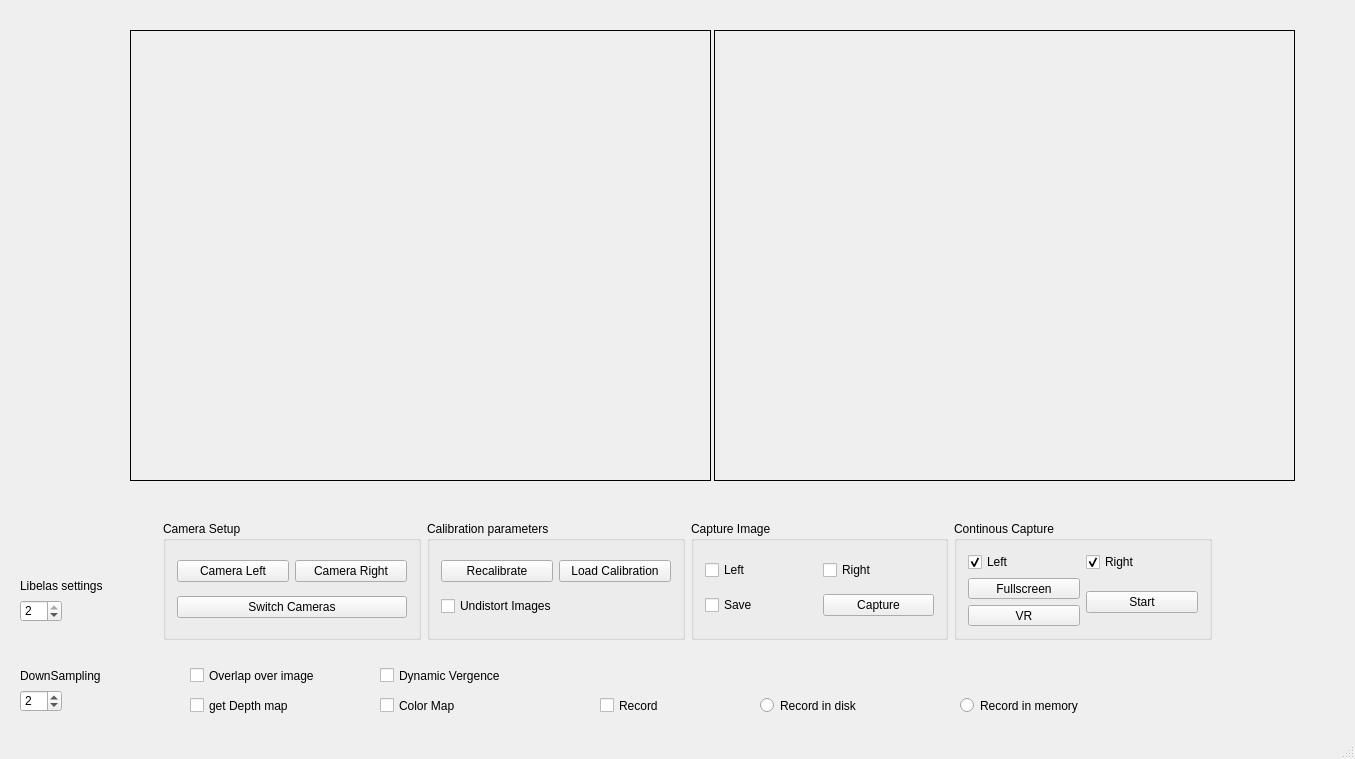
Qt form VR_interfaz/mainwindow.ui (richardseba/TFG-Code) before a commit.
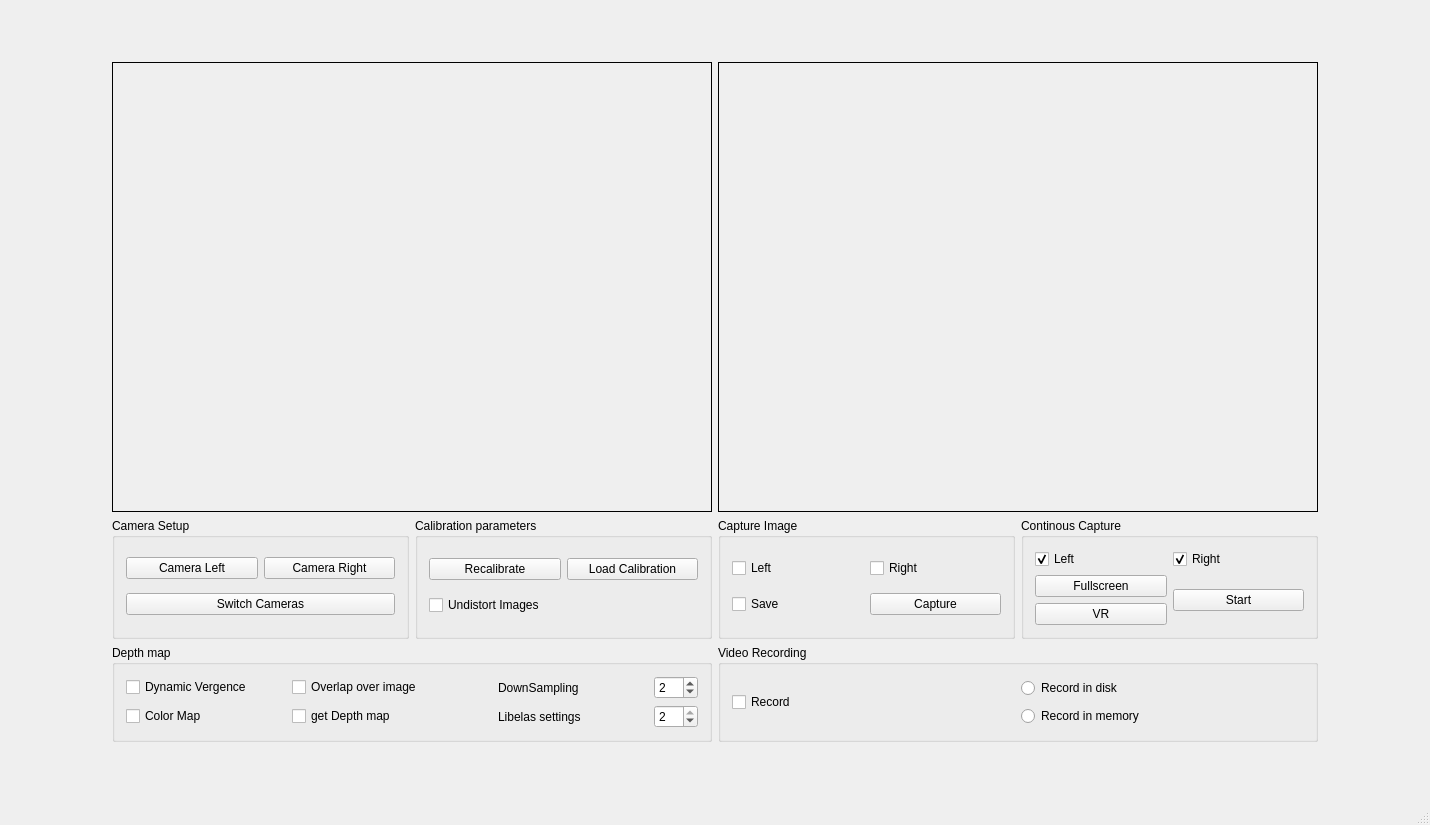
The same form after that commit.

Commit message: ui finally solved

Patch:
```diff
--- a/VR_interfaz/mainwindow.ui
+++ b/VR_interfaz/mainwindow.ui
@@ -6,8 +6,8 @@
    <rect>
     <x>0</x>
     <y>0</y>
-    <width>1355</width>
-    <height>759</height>
+    <width>1430</width>
+    <height>825</height>
    </rect>
   </property>
   <property name="contextMenuPolicy">
@@ -17,15 +17,83 @@
    <string>VR Viewer</string>
   </property>
   <widget class="QWidget" name="centralWidget">
-   <widget class="QWidget" name="layoutWidget">
-    <property name="geometry">
-     <rect>
-      <x>152</x>
-      <y>510</y>
-      <width>1071</width>
-      <height>141</height>
-     </rect>
-    </property>
+   <layout class="QGridLayout" name="gridLayout">
+    <item row="0" column="1">
+     <spacer name="verticalSpacer">
+      <property name="orientation">
+       <enum>Qt::Vertical</enum>
+      </property>
+      <property name="sizeHint" stdset="0">
+       <size>
+        <width>20</width>
+        <height>66</height>
+       </size>
+      </property>
+     </spacer>
+    </item>
+    <item row="1" column="0">
+     <spacer name="horizontalSpacer">
+      <property name="orientation">
+       <enum>Qt::Horizontal</enum>
+      </property>
+      <property name="sizeHint" stdset="0">
+       <size>
+        <width>98</width>
+        <height>20</height>
+       </size>
+      </property>
+     </spacer>
+    </item>
+    <item row="1" column="1" rowspan="2">
+     <layout class="QVBoxLayout" name="verticalLayout_10">
+      <item>
+       <layout class="QHBoxLayout" name="horizontalLayout_19">
+        <item>
+         <widget class="QLabel" name="label_display1">
+          <property name="minimumSize">
+           <size>
+            <width>600</width>
+            <height>450</height>
+           </size>
+          </property>
+          <property name="frameShape">
+           <enum>QFrame::Box</enum>
+          </property>
+          <property name="midLineWidth">
+           <number>0</number>
+          </property>
+          <property name="text">
+           <string/>
+          </property>
+          <property name="scaledContents">
+           <bool>true</bool>
+          </property>
+         </widget>
+        </item>
+        <item>
+         <widget class="QLabel" name="label_display2">
+          <property name="minimumSize">
+           <size>
+            <width>600</width>
+            <height>450</height>
+           </size>
+          </property>
+          <property name="frameShape">
+           <enum>QFrame::Box</enum>
+          </property>
+          <property name="text">
+           <string/>
+          </property>
+          <property name="scaledContents">
+           <bool>true</bool>
+          </property>
+         </widget>
+        </item>
+       </layout>
+      </item>
+      <item>
+       <layout class="QVBoxLayout" name="verticalLayout_9">
+        <item>
     <layout class="QHBoxLayout" name="horizontalLayout_8">
      <item>
       <widget class="QGroupBox" name="groupBox_cameraParams">
@@ -244,214 +312,226 @@
       </widget>
      </item>
     </layout>
-   </widget>
-   <widget class="QLabel" name="label_display1">
-    <property name="geometry">
-     <rect>
-      <x>130</x>
-      <y>30</y>
-      <width>581</width>
-      <height>451</height>
-     </rect>
-    </property>
-    <property name="frameShape">
-     <enum>QFrame::Box</enum>
-    </property>
-    <property name="midLineWidth">
-     <number>0</number>
-    </property>
+        </item>
+        <item>
+         <layout class="QHBoxLayout" name="horizontalLayout_15">
+          <item>
+           <widget class="QGroupBox" name="groupBox_2">
+            <property name="title">
+             <string>Depth map</string>
+            </property>
+            <layout class="QHBoxLayout" name="horizontalLayout_17">
+             <item>
+              <layout class="QVBoxLayout" name="verticalLayout_7">
+               <item>
+                <layout class="QHBoxLayout" name="horizontalLayout_13">
+                 <item>
+                  <widget class="QCheckBox" name="checkBox_dynamicVergence">
+                   <property name="minimumSize">
+                    <size>
+                     <width>160</width>
+                     <height>0</height>
+                    </size>
+                   </property>
     <property name="text">
-     <string/>
-    </property>
-    <property name="scaledContents">
-     <bool>true</bool>
-    </property>
-   </widget>
-   <widget class="QLabel" name="label_display2">
-    <property name="geometry">
-     <rect>
-      <x>714</x>
-      <y>30</y>
-      <width>581</width>
-      <height>451</height>
-     </rect>
-    </property>
-    <property name="frameShape">
-     <enum>QFrame::Box</enum>
-    </property>
+                    <string>Dynamic Vergence</string>
+                   </property>
+                  </widget>
+                 </item>
+                 <item>
+                  <widget class="QCheckBox" name="checkBox_overLap">
+                   <property name="minimumSize">
+                    <size>
+                     <width>200</width>
+                     <height>0</height>
+                    </size>
+                   </property>
     <property name="text">
-     <string/>
-    </property>
-    <property name="scaledContents">
-     <bool>true</bool>
-    </property>
-   </widget>
-   <widget class="QCheckBox" name="checkBox_saveVideo">
-    <property name="geometry">
-     <rect>
-      <x>600</x>
-      <y>690</y>
-      <width>121</width>
-      <height>31</height>
-     </rect>
+                    <string>Overlap over image</string>
+                   </property>
+                  </widget>
+                 </item>
+                 <item>
+                  <widget class="QLabel" name="label">
+                   <property name="minimumSize">
+                    <size>
+                     <width>150</width>
+                     <height>0</height>
+                    </size>
     </property>
     <property name="text">
-     <string>Record</string>
-    </property>
-   </widget>
-   <widget class="QRadioButton" name="radioButton_recordMemory">
-    <property name="geometry">
-     <rect>
-      <x>960</x>
-      <y>690</y>
-      <width>131</width>
-      <height>31</height>
-     </rect>
-    </property>
-    <property name="text">
-     <string>Record in memory</string>
-    </property>
-   </widget>
-   <widget class="QRadioButton" name="radioButton_recordDisk">
-    <property name="geometry">
-     <rect>
-      <x>760</x>
-      <y>690</y>
-      <width>161</width>
-      <height>31</height>
-     </rect>
-    </property>
-    <property name="text">
-     <string>Record in disk</string>
-    </property>
-   </widget>
+                    <string>DownSampling</string>
+                   </property>
+                  </widget>
+                 </item>
+                 <item>
+                  <widget class="QSpinBox" name="spinBox_downSampling">
+                   <property name="minimumSize">
+                    <size>
+                     <width>40</width>
+                     <height>0</height>
+                    </size>
+                   </property>
+                   <property name="maximum">
+                    <number>99</number>
+                   </property>
+                   <property name="singleStep">
+                    <number>2</number>
+                   </property>
+                   <property name="value">
+                    <number>2</number>
+                   </property>
+                  </widget>
+                 </item>
+                </layout>
+               </item>
+               <item>
+                <layout class="QHBoxLayout" name="horizontalLayout_14">
+                 <item>
    <widget class="QCheckBox" name="checkBox_colormap">
-    <property name="geometry">
-     <rect>
-      <x>380</x>
-      <y>690</y>
-      <width>161</width>
-      <height>31</height>
-     </rect>
+                   <property name="minimumSize">
+                    <size>
+                     <width>160</width>
+                     <height>0</height>
+                    </size>
     </property>
     <property name="text">
      <string>Color Map</string>
     </property>
    </widget>
+                 </item>
+                 <item>
    <widget class="QCheckBox" name="checkBox_getDepthMap">
-    <property name="geometry">
-     <rect>
-      <x>190</x>
-      <y>690</y>
-      <width>181</width>
-      <height>31</height>
-     </rect>
+                   <property name="minimumSize">
+                    <size>
+                     <width>200</width>
+                     <height>0</height>
+                    </size>
     </property>
     <property name="text">
      <string>get Depth map</string>
     </property>
    </widget>
-   <widget class="QSpinBox" name="spinBox_downSampling">
-    <property name="geometry">
-     <rect>
-      <x>20</x>
-      <y>690</y>
-      <width>42</width>
-      <height>22</height>
-     </rect>
-    </property>
-    <property name="maximum">
-     <number>99</number>
-    </property>
-    <property name="singleStep">
-     <number>2</number>
-    </property>
-    <property name="value">
-     <number>2</number>
-    </property>
-   </widget>
-   <widget class="QLabel" name="label">
-    <property name="geometry">
-     <rect>
-      <x>20</x>
-      <y>660</y>
-      <width>121</width>
-      <height>31</height>
-     </rect>
-    </property>
-    <property name="text">
-     <string>DownSampling</string>
-    </property>
-   </widget>
-   <widget class="QSpinBox" name="spinBox_Libelas_setting">
-    <property name="geometry">
-     <rect>
-      <x>20</x>
-      <y>600</y>
-      <width>42</width>
-      <height>22</height>
-     </rect>
-    </property>
-    <property name="maximum">
-     <number>2</number>
-    </property>
-    <property name="value">
-     <number>2</number>
-    </property>
-   </widget>
+                 </item>
+                 <item>
    <widget class="QLabel" name="label_2">
-    <property name="geometry">
-     <rect>
-      <x>20</x>
-      <y>570</y>
-      <width>121</width>
-      <height>31</height>
-     </rect>
+                   <property name="minimumSize">
+                    <size>
+                     <width>150</width>
+                     <height>0</height>
+                    </size>
     </property>
     <property name="text">
      <string>Libelas settings</string>
     </property>
    </widget>
-   <widget class="QCheckBox" name="checkBox_overLap">
-    <property name="geometry">
-     <rect>
-      <x>190</x>
-      <y>660</y>
-      <width>201</width>
-      <height>31</height>
-     </rect>
-    </property>
+                 </item>
+                 <item>
+                  <widget class="QSpinBox" name="spinBox_Libelas_setting">
+                   <property name="minimumSize">
+                    <size>
+                     <width>40</width>
+                     <height>0</height>
+                    </size>
+                   </property>
+                   <property name="maximum">
+                    <number>2</number>
+                   </property>
+                   <property name="value">
+                    <number>2</number>
+                   </property>
+                  </widget>
+                 </item>
+                </layout>
+               </item>
+              </layout>
+             </item>
+            </layout>
+           </widget>
+          </item>
+          <item>
+           <widget class="QGroupBox" name="groupBox">
+            <property name="title">
+             <string>Video Recording</string>
+            </property>
+            <layout class="QHBoxLayout" name="horizontalLayout_18">
+             <item>
+              <layout class="QHBoxLayout" name="horizontalLayout_12">
+               <item>
+                <widget class="QCheckBox" name="checkBox_saveVideo">
     <property name="text">
-     <string>Overlap over image</string>
-    </property>
-   </widget>
-   <widget class="QCheckBox" name="checkBox_dynamicVergence">
-    <property name="geometry">
-     <rect>
-      <x>380</x>
-      <y>660</y>
-      <width>211</width>
-      <height>31</height>
-     </rect>
+                  <string>Record</string>
+                 </property>
+                </widget>
+               </item>
+               <item>
+                <layout class="QVBoxLayout" name="verticalLayout_4">
+                 <item>
+                  <widget class="QRadioButton" name="radioButton_recordDisk">
+                   <property name="minimumSize">
+                    <size>
+                     <width>150</width>
+                     <height>0</height>
+                    </size>
     </property>
     <property name="text">
-     <string>Dynamic Vergence</string>
-    </property>
-   </widget>
-   <zorder>label_display1</zorder>
-   <zorder>label_display2</zorder>
-   <zorder>layoutWidget</zorder>
-   <zorder>checkBox_saveVideo</zorder>
-   <zorder>radioButton_recordMemory</zorder>
-   <zorder>radioButton_recordDisk</zorder>
-   <zorder>checkBox_colormap</zorder>
-   <zorder>checkBox_getDepthMap</zorder>
-   <zorder>spinBox_downSampling</zorder>
-   <zorder>label</zorder>
-   <zorder>spinBox_Libelas_setting</zorder>
-   <zorder>label_2</zorder>
-   <zorder>checkBox_overLap</zorder>
-   <zorder>checkBox_dynamicVergence</zorder>
+                    <string>Record in disk</string>
+                   </property>
+                  </widget>
+                 </item>
+                 <item>
+                  <widget class="QRadioButton" name="radioButton_recordMemory">
+                   <property name="minimumSize">
+                    <size>
+                     <width>150</width>
+                     <height>0</height>
+                    </size>
+                   </property>
+                   <property name="text">
+                    <string>Record in memory</string>
+                   </property>
+                  </widget>
+                 </item>
+                </layout>
+               </item>
+              </layout>
+             </item>
+            </layout>
+           </widget>
+          </item>
+         </layout>
+        </item>
+       </layout>
+      </item>
+     </layout>
+    </item>
+    <item row="2" column="2">
+     <spacer name="horizontalSpacer_2">
+      <property name="orientation">
+       <enum>Qt::Horizontal</enum>
+      </property>
+      <property name="sizeHint" stdset="0">
+       <size>
+        <width>98</width>
+        <height>20</height>
+       </size>
+      </property>
+     </spacer>
+    </item>
+    <item row="3" column="1">
+     <spacer name="verticalSpacer_2">
+      <property name="orientation">
+       <enum>Qt::Vertical</enum>
+      </property>
+      <property name="sizeHint" stdset="0">
+       <size>
+        <width>20</width>
+        <height>65</height>
+       </size>
+      </property>
+     </spacer>
+    </item>
+   </layout>
   </widget>
   <widget class="QStatusBar" name="statusBar"/>
  </widget>
```
Lines whose indentation alone changed are shown as unchanged. The commit also changes 5 other files.
